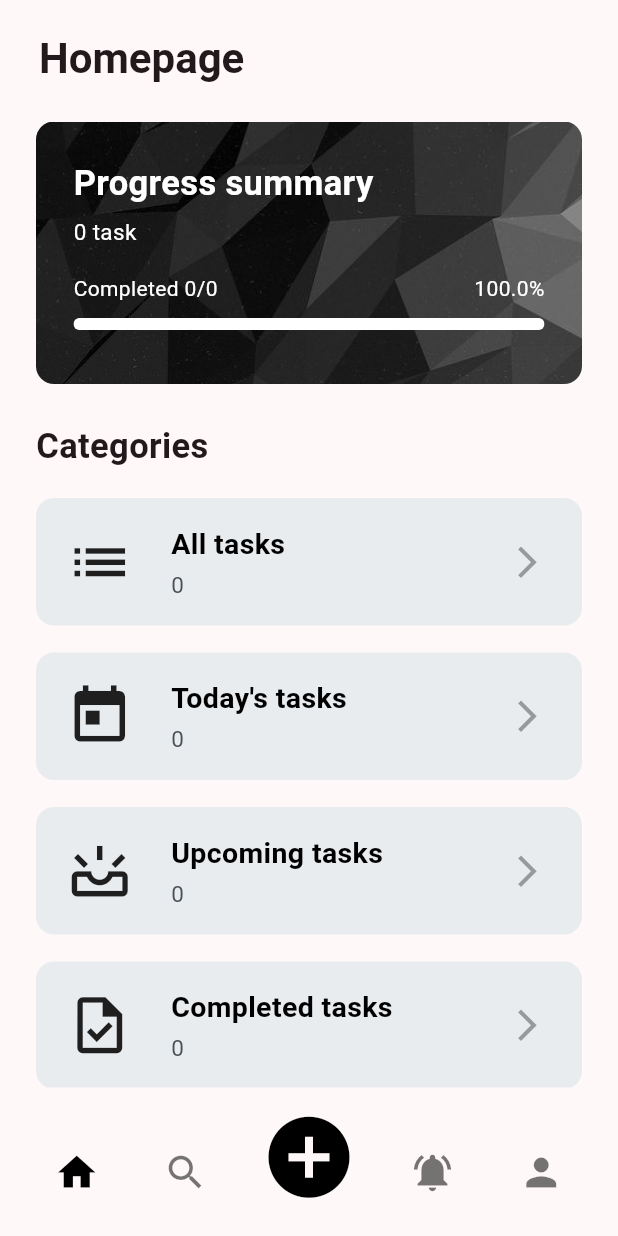
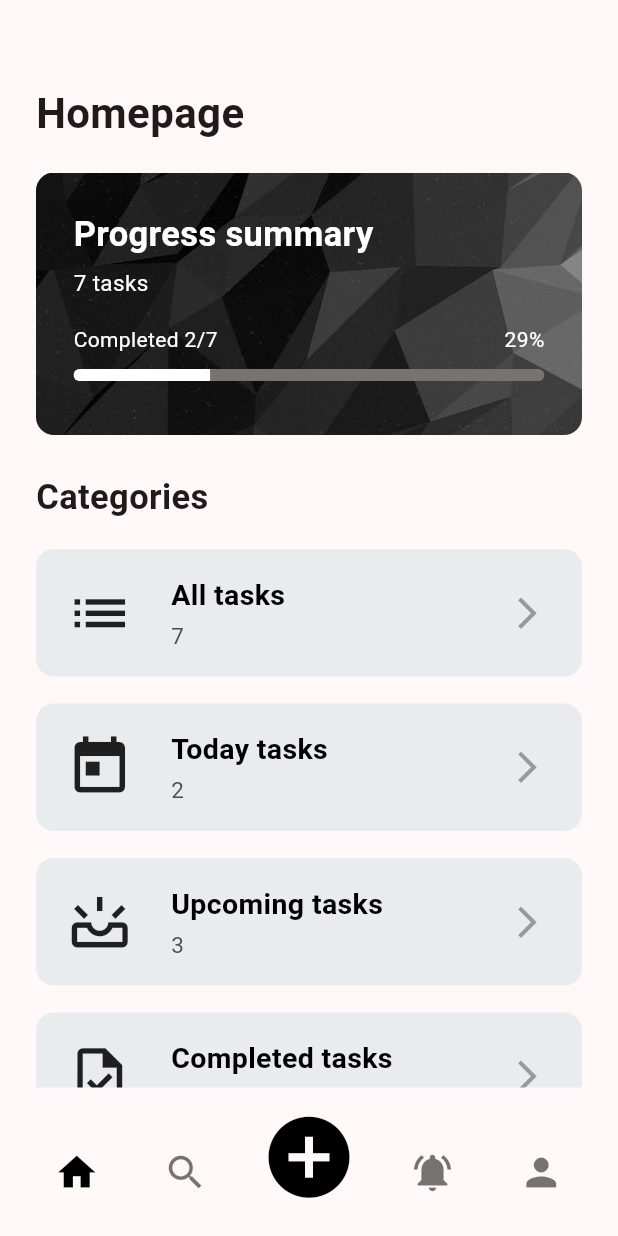
Before and after one commit to giahuy200202/Todo, a Flutter app: the screen it shows after launch, on a phone screen of 412 x 824 dp. Run offline on Flutter 3.47's test engine with Material 3 defaults, Android fonts, the phone set to English and light mode, and no system bars; our stand-ins replace flutter_riverpod.

Commit message:
handle dummy data with rerendering in riverpod and avoid mutating in provider

```diff
--- /dev/null
+++ b/lib/models/option.dart
@@ -0,0 +1,7 @@
+class Option {
+  Option({
+    required this.categoryOption,
+  });
+
+  String categoryOption;
+}
--- /dev/null
+++ b/lib/providers/options_provider.dart
@@ -0,0 +1,26 @@
+import 'package:flutter_riverpod/flutter_riverpod.dart';
+// import 'package:todo/models/option.dart';
+
+enum Option { categoryOption }
+
+class OptionsNotifier extends StateNotifier<Map<Option, String>> {
+  OptionsNotifier() : super({Option.categoryOption: ''});
+
+  bool setCategoryOption(String option) {
+    state = {
+      ...state,
+      Option.categoryOption: option,
+    };
+    return true;
+  }
+
+  // bool setSelectedPageIndex(int index) {
+  //   state = state..selectedPageIndex = index;
+  //   return true;
+  // }
+}
+
+final optionsProvider =
+    StateNotifierProvider<OptionsNotifier, Map<Option, String>>((ref) {
+  return OptionsNotifier();
+});
--- a/lib/providers/tasks_provider.dart
+++ b/lib/providers/tasks_provider.dart
@@ -1,9 +1,10 @@
 import 'package:flutter_riverpod/flutter_riverpod.dart';
 
 import 'package:todo/models/task.dart';
+import 'package:todo/data/dummy_data.dart';
 
 class TasksNotifier extends StateNotifier<List<Task>> {
-  TasksNotifier() : super([]);
+  TasksNotifier() : super(listTask);
 
   bool createNewTask(Task task) {
     if (state.isNotEmpty) {
--- a/lib/screens/home.dart
+++ b/lib/screens/home.dart
@@ -1,6 +1,9 @@
 import 'package:flutter/material.dart';
-import 'package:todo/widgets/progress_summary.dart';
-import 'package:todo/widgets/category_detail.dart';
+import 'package:todo/providers/options_provider.dart';
+import 'package:todo/widgets/home_widget.dart';
+import 'package:todo/widgets/progress_widget.dart';
+import 'package:todo/widgets/category_widget.dart';
+import 'package:todo/widgets/task_widget.dart';
 import 'package:flutter_riverpod/flutter_riverpod.dart';
 import 'package:todo/providers/tasks_provider.dart';
 
@@ -9,58 +12,11 @@ class HomeScreen extends ConsumerWidget {
     super.key,
   });
 
-  int getNumOfTasks(List task, String category) {
-    return task
-        .where((element) => element.category == category)
-        .toList()
-        .length;
-  }
-
   @override
   Widget build(BuildContext context, WidgetRef ref) {
-    final tasks = ref.watch(tasksProvider);
-    return Scaffold(
-      body: Padding(
-        padding: const EdgeInsets.only(left: 24, right: 24),
-        child: Column(
-          mainAxisSize: MainAxisSize.min,
-          children: [
-            const SizedBox(height: 5),
-            const ProgressSummary(),
-            const SizedBox(height: 25),
-            const Align(
-              alignment: Alignment.topLeft,
-              child: Text(
-                'Categories',
-                style: TextStyle(
-                  fontSize: 23,
-                  fontWeight: FontWeight.bold,
-                ),
-              ),
-            ),
-            CategoryDetail(
-              title: "All tasks",
-              icon: const Icon(Icons.list, size: 45),
-              numOfTasks: getNumOfTasks(tasks, 'All').toString(),
-            ),
-            CategoryDetail(
-              title: "Today's tasks",
-              icon: const Icon(Icons.today, size: 45),
-              numOfTasks: getNumOfTasks(tasks, 'Today').toString(),
-            ),
-            CategoryDetail(
-              title: "Upcoming tasks",
-              icon: const Icon(Icons.upcoming_outlined, size: 45),
-              numOfTasks: getNumOfTasks(tasks, 'Upcoming').toString(),
-            ),
-            CategoryDetail(
-              title: "Completed tasks",
-              icon: const Icon(Icons.task_outlined, size: 45),
-              numOfTasks: getNumOfTasks(tasks, 'Completed').toString(),
-            ),
-          ],
-        ),
-      ),
-    );
+    final options = ref.watch(optionsProvider);
+    return options[Option.categoryOption] == ''
+        ? const HomeWidget()
+        : const TaskWidget();
   }
 }
--- a/lib/screens/tabs.dart
+++ b/lib/screens/tabs.dart
@@ -1,16 +1,21 @@
 import 'package:flutter/material.dart';
 import 'package:todo/screens/home.dart';
+import 'package:todo/screens/search.dart';
+import 'package:todo/screens/notification.dart';
+import 'package:todo/screens/profile.dart';
+import 'package:flutter_riverpod/flutter_riverpod.dart';
+import 'package:todo/providers/options_provider.dart';
 
-class TabsScreen extends StatefulWidget {
+class TabsScreen extends ConsumerStatefulWidget {
   const TabsScreen({super.key});
 
   @override
-  State<TabsScreen> createState() {
+  ConsumerState<TabsScreen> createState() {
     return _TabsScreenState();
   }
 }
 
-class _TabsScreenState extends State<TabsScreen> {
+class _TabsScreenState extends ConsumerState<TabsScreen> {
   int _selectedPageIndex = 0;
 
   void _selectPage(int index) {
@@ -21,37 +26,23 @@ class _TabsScreenState extends State<TabsScreen> {
 
   @override
   Widget build(BuildContext context) {
-    var activePageTitle = 'Homepage';
+    // final options = ref.watch(optionsProvider);
+    Widget screen = const HomeScreen();
 
-    if (_selectedPageIndex == 1) {
-      // activePage = MealsScreen(
-      //   meals: _favoriteMeals,
-      //   onToggleFavorite: _toggleMealFavoriteStatus,
-      // );
-      activePageTitle = 'Search';
+    if (_selectedPageIndex == 0) {
+      screen = const HomeScreen();
+    } else if (_selectedPageIndex == 1) {
+      screen = const SearchScreen();
     } else if (_selectedPageIndex == 2) {
-      activePageTitle = 'Notifications';
+      screen = const NotificationScreen();
     } else if (_selectedPageIndex == 3) {
-      activePageTitle = 'Your profile';
+      screen = const NotificationScreen();
+    } else if (_selectedPageIndex == 4) {
+      screen = const ProfileScreen();
     }
 
     return Scaffold(
-      appBar: AppBar(
-        title: Column(children: [
-          const SizedBox(height: 23),
-          Padding(
-            padding: const EdgeInsets.all(10),
-            child: Text(
-              activePageTitle,
-              style: const TextStyle(
-                fontWeight: FontWeight.bold,
-                fontSize: 28,
-              ),
-            ),
-          ),
-        ]),
-      ),
-      body: const HomeScreen(),
+      body: screen,
       bottomNavigationBar: BottomNavigationBar(
         onTap: _selectPage,
         currentIndex: _selectedPageIndex,
--- a/lib/widgets/category_detail.dart
+++ b/lib/widgets/category_widget.dart
@@ -1,6 +1,10 @@
 import 'package:flutter/material.dart';
+import 'package:todo/widgets/task_widget.dart';
+import 'package:flutter_riverpod/flutter_riverpod.dart';
+import 'package:todo/providers/tasks_provider.dart';
+import 'package:todo/providers/options_provider.dart';
 
-class CategoryDetail extends StatelessWidget {
+class CategoryDetail extends ConsumerWidget {
   const CategoryDetail({
     super.key,
     required this.title,
@@ -13,7 +17,8 @@ class CategoryDetail extends StatelessWidget {
   final String numOfTasks;
 
   @override
-  Widget build(BuildContext context) {
+  Widget build(BuildContext context, WidgetRef ref) {
+    final options = ref.watch(optionsProvider);
     return Container(
       margin: const EdgeInsets.only(top: 18),
       decoration: const BoxDecoration(
@@ -24,7 +29,9 @@ class CategoryDetail extends StatelessWidget {
         color: Colors.transparent,
         child: InkWell(
           onTap: () {
-            print(title);
+            final wasChanged = ref
+                .read(optionsProvider.notifier)
+                .setCategoryOption(title.split(' ')[0]);
           },
           customBorder: RoundedRectangleBorder(
             borderRadius: BorderRadius.circular(12),
--- /dev/null
+++ b/lib/widgets/home_widget.dart
@@ -0,0 +1,81 @@
+import 'package:flutter/material.dart';
+import 'package:todo/providers/options_provider.dart';
+import 'package:todo/widgets/progress_widget.dart';
+import 'package:todo/widgets/category_widget.dart';
+import 'package:todo/widgets/task_widget.dart';
+import 'package:flutter_riverpod/flutter_riverpod.dart';
+import 'package:todo/providers/tasks_provider.dart';
+
+class HomeWidget extends ConsumerWidget {
+  const HomeWidget({
+    super.key,
+  });
+
+  int getNumOfTasks(List task, String category) {
+    return task
+        .where((element) => element.category == category)
+        .toList()
+        .length;
+  }
+
+  @override
+  Widget build(BuildContext context, WidgetRef ref) {
+    final tasks = ref.watch(tasksProvider);
+    return Scaffold(
+      body: Padding(
+        padding: const EdgeInsets.only(left: 24, right: 24),
+        child: Column(
+          mainAxisSize: MainAxisSize.min,
+          children: [
+            const SizedBox(height: 35),
+            const Align(
+              alignment: Alignment.topLeft,
+              child: Padding(
+                padding: EdgeInsets.only(top: 20),
+                child: Text(
+                  "Homepage",
+                  style: TextStyle(
+                    fontWeight: FontWeight.bold,
+                    fontSize: 28,
+                  ),
+                ),
+              ),
+            ),
+            const ProgressSummary(),
+            const SizedBox(height: 25),
+            const Align(
+              alignment: Alignment.topLeft,
+              child: Text(
+                'Categories',
+                style: TextStyle(
+                  fontSize: 23,
+                  fontWeight: FontWeight.bold,
+                ),
+              ),
+            ),
+            CategoryDetail(
+              title: "All tasks",
+              icon: const Icon(Icons.list, size: 45),
+              numOfTasks: tasks.length.toString(),
+            ),
+            CategoryDetail(
+              title: "Today tasks",
+              icon: const Icon(Icons.today, size: 45),
+              numOfTasks: getNumOfTasks(tasks, 'Today').toString(),
+            ),
+            CategoryDetail(
+              title: "Upcoming tasks",
+              icon: const Icon(Icons.upcoming_outlined, size: 45),
+              numOfTasks: getNumOfTasks(tasks, 'Upcoming').toString(),
+            ),
+            CategoryDetail(
+              title: "Completed tasks",
+              icon: const Icon(Icons.task_outlined, size: 45),
+              numOfTasks: getNumOfTasks(tasks, 'Completed').toString(),
+            ),
+          ],
+        ),
+      ),
+    );
+  }
+}
--- a/lib/widgets/progress_summary.dart
+++ b/lib/widgets/progress_widget.dart
@@ -10,21 +10,29 @@ class ProgressSummary extends ConsumerWidget {
   @override
   Widget build(BuildContext context, WidgetRef ref) {
     final tasks = ref.watch(tasksProvider);
+
     int totalTasks = tasks.length;
+
     int completedTasks = tasks
         .where((element) => element.category == 'Completed')
         .toList()
         .length;
-    double percentCompletedTasks = 1;
+    int percentCompletedTasks = 1;
 
     if (totalTasks != 0) {
-      percentCompletedTasks = (completedTasks / totalTasks).toDouble();
+      percentCompletedTasks =
+          ((completedTasks / totalTasks) * 100).toDouble().round();
+    } else {
+      percentCompletedTasks = percentCompletedTasks * 100;
     }
 
     String stringtotalTasks =
         totalTasks > 1 ? '$totalTasks tasks' : '$totalTasks task';
+
     String stringCompletedTasks = 'Completed $completedTasks/$totalTasks';
-    String stringPercentCompletedTasks = '${percentCompletedTasks * 100}%';
+
+    String stringPercentCompletedTasks = '$percentCompletedTasks%';
+
     return Container(
       width: MediaQuery.of(context).size.width,
       height: 175,
@@ -87,7 +95,7 @@ class ProgressSummary extends ConsumerWidget {
               child: ClipRRect(
                 borderRadius: const BorderRadius.all(Radius.circular(10)),
                 child: LinearProgressIndicator(
-                  value: percentCompletedTasks,
+                  value: (percentCompletedTasks / 100).toDouble(),
                   backgroundColor: const Color.fromARGB(255, 118, 115, 115),
                   valueColor: const AlwaysStoppedAnimation<Color>(Colors.white),
                 ),
```
Also changed, not shown: lib/data/dummy_data.dart (added, +53 -0 lines), lib/screens/notification.dart (added, +79 -0 lines), lib/screens/profile.dart (added, +79 -0 lines), lib/screens/search.dart (added, +79 -0 lines), lib/widgets/task_widget.dart (added, +92 -0 lines).
